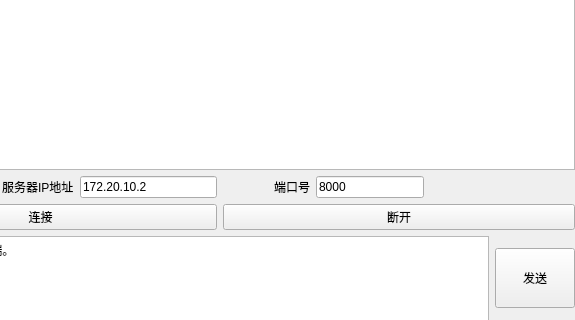
First picture: the form in Client/widget.ui, repository kawa1909/Qt-Networking-Project, before the edit; both pictures show x 136 to 711 and y 280 to 600 of the 711 by 600 pixel window.
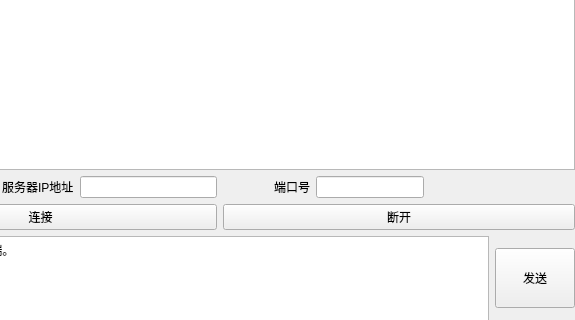
Second picture: the form after the edit.

Diff of the .ui file:
```diff
--- a/Client/widget.ui
+++ b/Client/widget.ui
@@ -60,7 +60,7 @@
             <item>
              <widget class="QLineEdit" name="lineEdit_IP">
               <property name="text">
-               <string>172.20.10.2</string>
+               <string/>
               </property>
              </widget>
             </item>
@@ -91,7 +91,7 @@
             <item>
              <widget class="QLineEdit" name="lineEdit_Port">
               <property name="text">
-               <string>8000</string>
+               <string/>
               </property>
              </widget>
             </item>
```
